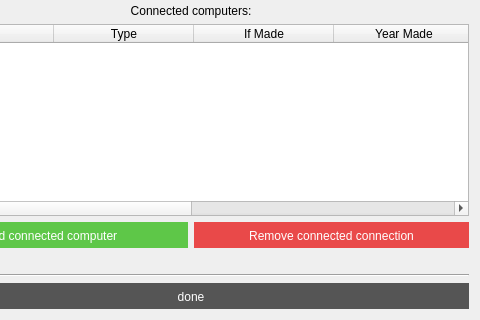
birkirk/vln1-35, file VL1-project/scientistinfowindow.ui: the form before one commit; both pictures show x 98 to 578 and y 228 to 548 of the 578 by 548 pixel window.
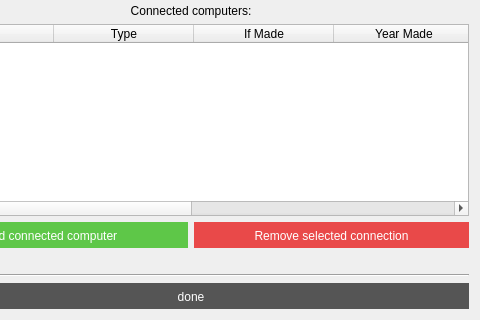
The form after the commit.

Diff of the .ui file:
```diff
--- a/VL1-project/scientistinfowindow.ui
+++ b/VL1-project/scientistinfowindow.ui
@@ -226,7 +226,7 @@
 font: 13pt &quot;Helvetica&quot;;</string>
        </property>
        <property name="text">
-        <string>Remove connected connection</string>
+        <string>Remove selected connection</string>
        </property>
       </widget>
      </item>
```
